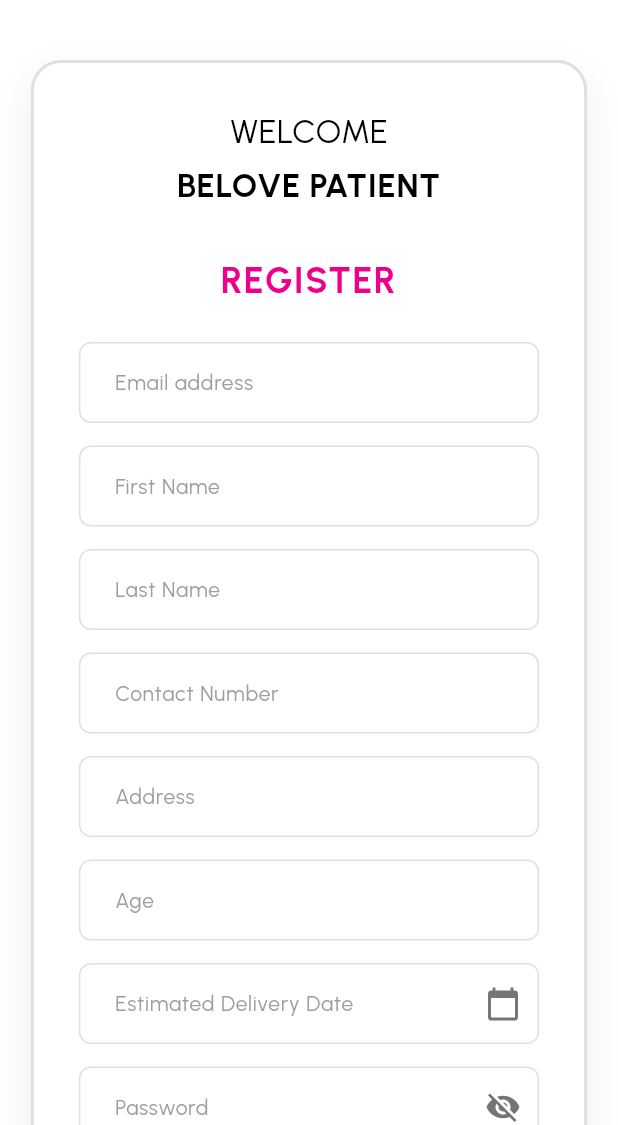
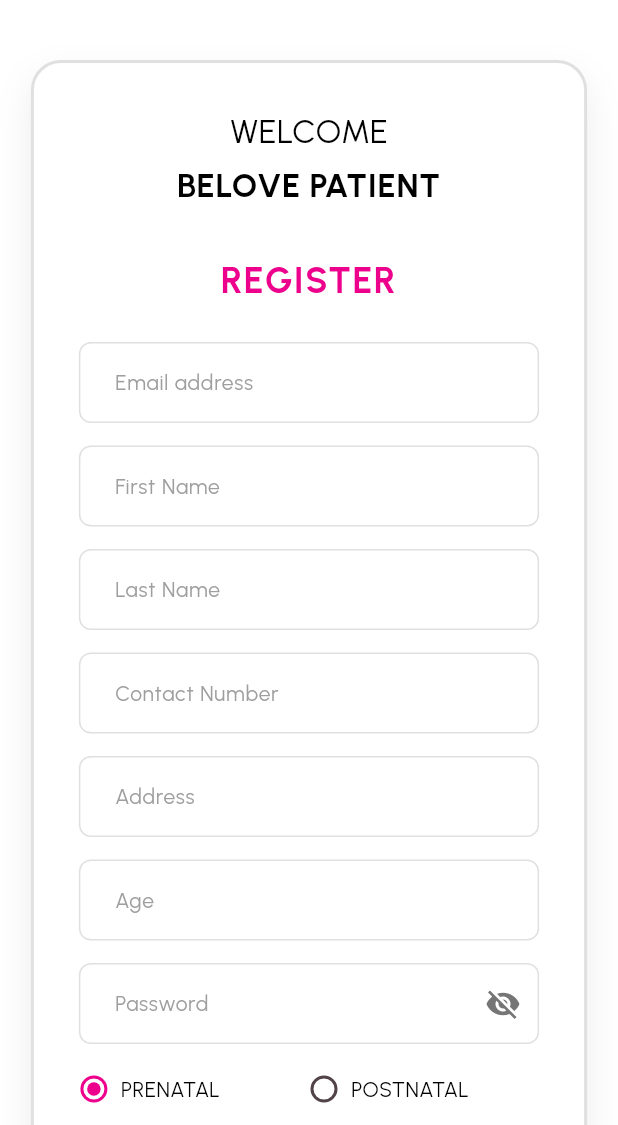
Before and after one commit to lansoyyy/Maternity-Clinic, a Flutter app: the SignupScreen screen opened directly, on a phone screen of 412 x 824 dp, the part 111-1236 px from its top. Run offline on Flutter 3.47's test engine with Material 3 defaults, Android fonts, the phone set to English and light mode, and no system bars; our stand-ins replace cloud_firestore, firebase_auth, firebase_core, fl_chart; accounts and stored records are empty.

Commit message:
wip revisions

```diff
--- a/lib/screens/auth/signup_screen.dart
+++ b/lib/screens/auth/signup_screen.dart
@@ -17,11 +17,11 @@ class _SignupScreenState extends State<SignupScreen> {
   final TextEditingController _emailController = TextEditingController();
   final TextEditingController _firstNameController = TextEditingController();
   final TextEditingController _lastNameController = TextEditingController();
-  final TextEditingController _contactNumberController = TextEditingController();
+  final TextEditingController _contactNumberController =
+      TextEditingController();
   final TextEditingController _addressController = TextEditingController();
   final TextEditingController _passwordController = TextEditingController();
   final TextEditingController _ageController = TextEditingController();
-  final TextEditingController _estimatedDeliveryDateController = TextEditingController();
   String _selectedGender = 'PRENATAL';
   bool _isLoading = false;
   bool _obscurePassword = true;
@@ -37,7 +37,6 @@ class _SignupScreenState extends State<SignupScreen> {
     _addressController.dispose();
     _passwordController.dispose();
     _ageController.dispose();
-    _estimatedDeliveryDateController.dispose();
     super.dispose();
   }
 
@@ -194,10 +193,6 @@ class _SignupScreenState extends State<SignupScreen> {
       _showErrorDialog('Please enter a valid age between 12 and 60');
       return;
     }
-    if (_estimatedDeliveryDateController.text.trim().isEmpty) {
-      _showErrorDialog('Please enter your estimated delivery date');
-      return;
-    }
     if (_passwordController.text.trim().isEmpty) {
       _showErrorDialog('Please enter a password');
       return;
@@ -213,7 +208,8 @@ class _SignupScreenState extends State<SignupScreen> {
 
     try {
       // Create user with Firebase Auth
-      UserCredential userCredential = await _auth.createUserWithEmailAndPassword(
+      UserCredential userCredential =
+          await _auth.createUserWithEmailAndPassword(
         email: _emailController.text.trim(),
         password: _passwordController.text.trim(),
       );
@@ -223,12 +219,12 @@ class _SignupScreenState extends State<SignupScreen> {
         'email': _emailController.text.trim(),
         'firstName': _firstNameController.text.trim(),
         'lastName': _lastNameController.text.trim(),
-        'name': '${_firstNameController.text.trim()} ${_lastNameController.text.trim()}',
+        'name':
+            '${_firstNameController.text.trim()} ${_lastNameController.text.trim()}',
         'contactNumber': _contactNumberController.text.trim(),
         'address': _addressController.text.trim(),
         'age': age,
         'patientType': _selectedGender,
-        'estimatedDeliveryDate': _estimatedDeliveryDateController.text.trim(),
         'createdAt': FieldValue.serverTimestamp(),
         'role': 'patient',
       });
@@ -320,7 +316,6 @@ class _SignupScreenState extends State<SignupScreen> {
                 'assets/images/ultra sound.png',
                 'ULTRA SOUND',
               ),
-
             ],
           ),
         ),
@@ -362,7 +357,6 @@ class _SignupScreenState extends State<SignupScreen> {
         _buildServiceItem('assets/images/ob-gyne.png', 'OB - GYNE'),
         const SizedBox(height: 20),
         _buildServiceItem('assets/images/ultra sound.png', 'ULTRA SOUND'),
-
       ],
     );
   }
@@ -649,59 +643,6 @@ class _SignupScreenState extends State<SignupScreen> {
           ),
           const SizedBox(height: 15),
 
-          // Estimated Delivery Date Field
-          TextField(
-            controller: _estimatedDeliveryDateController,
-            readOnly: true,
-            decoration: InputDecoration(
-              hintText: 'Estimated Delivery Date',
-              hintStyle: TextStyle(
-                color: Colors.grey.shade500,
-                fontFamily: 'Regular',
-                fontSize: 14,
-              ),
-              filled: true,
-              fillColor: Colors.white,
-              contentPadding: const EdgeInsets.symmetric(
-                horizontal: 20,
-                vertical: 15,
-              ),
-              border: OutlineInputBorder(
-                borderRadius: BorderRadius.circular(8),
-                borderSide: BorderSide(color: Colors.grey.shade300),
-              ),
-              enabledBorder: OutlineInputBorder(
-                borderRadius: BorderRadius.circular(8),
-                borderSide: BorderSide(color: Colors.grey.shade300),
-              ),
-              focusedBorder: OutlineInputBorder(
-                borderRadius: BorderRadius.circular(8),
-                borderSide: BorderSide(color: primary, width: 2),
-              ),
-              suffixIcon: IconButton(
-                icon: Icon(
-                  Icons.calendar_today,
-                  color: Colors.grey.shade600,
-                ),
-                onPressed: () async {
-                  DateTime? pickedDate = await showDatePicker(
-                    context: context,
-                    initialDate: DateTime.now().add(const Duration(days: 280)), // Default to 40 weeks from now
-                    firstDate: DateTime.now(),
-                    lastDate: DateTime.now().add(const Duration(days: 365)), // Up to 1 year from now
-                  );
-                  if (pickedDate != null) {
-                    String formattedDate = "${pickedDate.day.toString().padLeft(2, '0')}-${pickedDate.month.toString().padLeft(2, '0')}-${pickedDate.year}";
-                    setState(() {
-                      _estimatedDeliveryDateController.text = formattedDate;
-                    });
-                  }
-                },
-              ),
-            ),
-          ),
-          const SizedBox(height: 15),
-
           // Password Field
           TextField(
             controller: _passwordController,
--- a/pubspec.yaml
+++ b/pubspec.yaml
@@ -19,7 +19,7 @@ publish_to: 'none' # Remove this line if you wish to publish to pub.dev
 version: 1.0.0+1
 
 environment:
-  sdk: ^3.9.2
+  sdk: ^3.6.0
 
 # Dependencies specify other packages that your package needs in order to work.
 # To automatically upgrade your package dependencies to the latest versions
```
Also changed, not shown: pubspec.lock, 1 other file.
